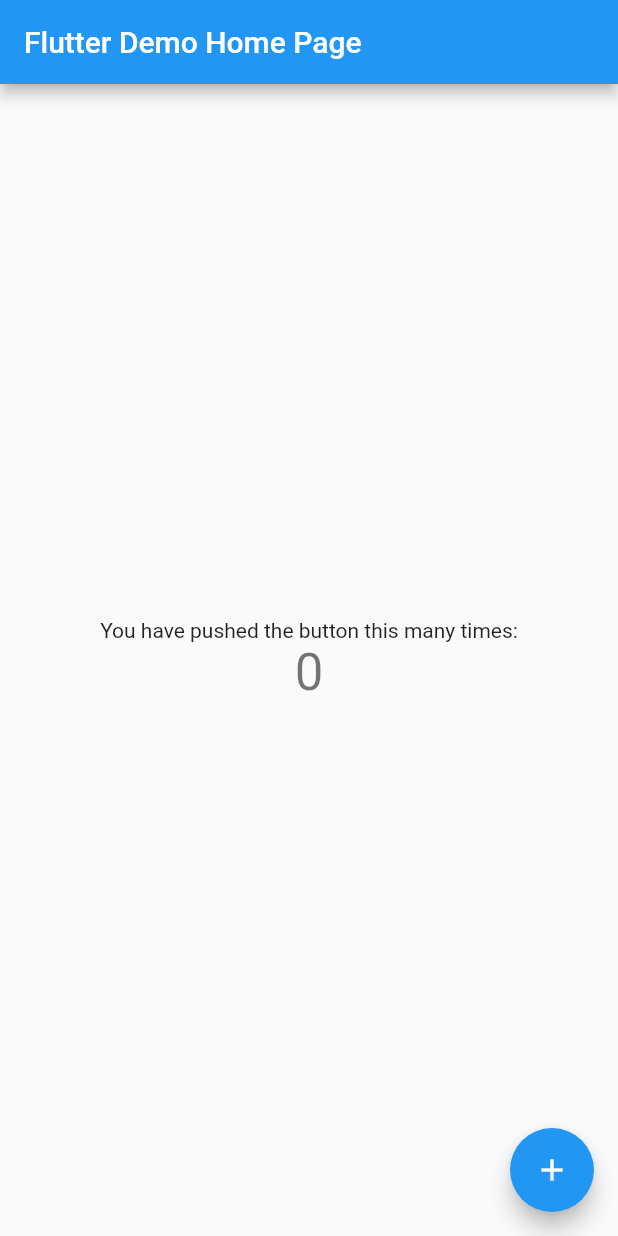
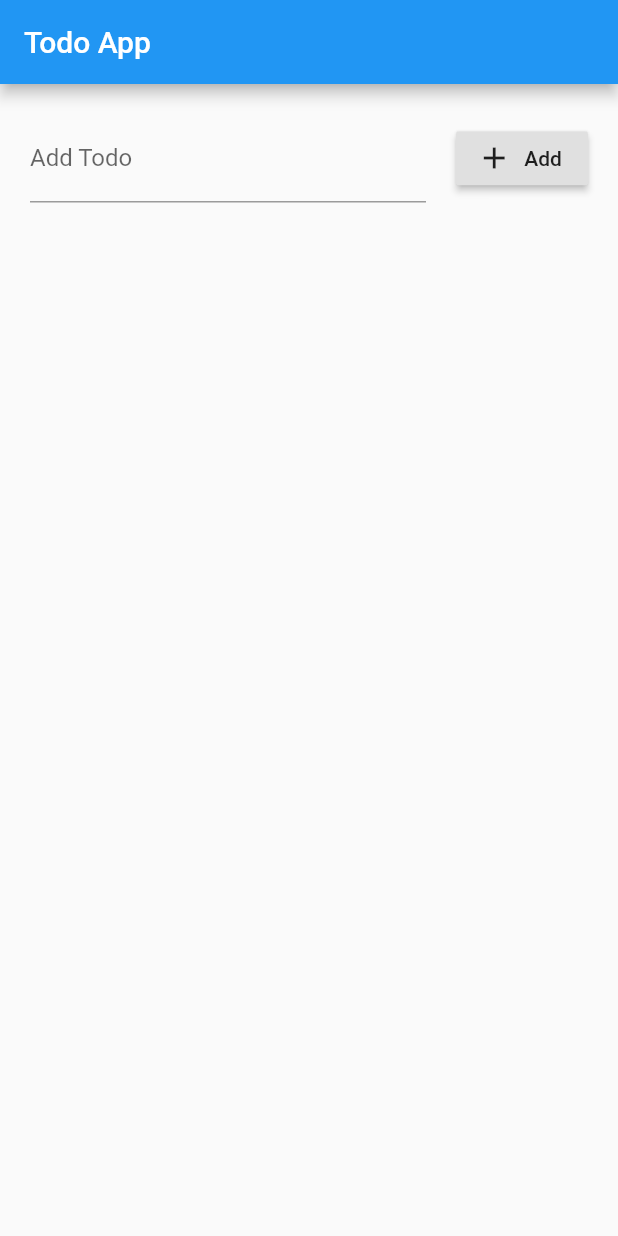
Before and after one commit to huubao2309/demo_sqflite_flutter, a Flutter app: the screen it shows after launch, on a phone screen of 412 x 824 dp. Run offline on Flutter 3.47's test engine with Material 2 defaults, Android fonts, the phone set to English and light mode, and no system bars; our stand-ins replace sqflite; accounts and stored records are empty.

Commit message:
demo sqflite (don't connect db after turn off app)

```diff
--- /dev/null
+++ b/demo_sqflite/lib/base/base_bloc.dart
@@ -0,0 +1,28 @@
+import 'dart:async';
+
+import 'package:demo_sqflite/base/base_event.dart';
+import 'package:flutter/cupertino.dart';
+
+abstract class BaseBloc {
+  StreamController<BaseEvent> _eventStreamController =
+      StreamController<BaseEvent>();
+
+  Sink<BaseEvent> get event => _eventStreamController.sink;
+
+  BaseBloc() {
+    _eventStreamController.stream.listen((event) {
+      if (event is! BaseEvent) {
+        throw Exception('Do not be event!');
+      }
+
+      dispatchEvent(event);
+    });
+  }
+
+  void dispatchEvent(BaseEvent event) {}
+
+  @mustCallSuper
+  void dispose() {
+    _eventStreamController.close();
+  }
+}
--- /dev/null
+++ b/demo_sqflite/lib/base/base_event.dart
@@ -0,0 +1 @@
+class BaseEvent {}
--- /dev/null
+++ b/demo_sqflite/lib/bloc/todo_bloc.dart
@@ -0,0 +1,70 @@
+import 'dart:async';
+import 'dart:math';
+
+import 'package:demo_sqflite/base/base_bloc.dart';
+import 'package:demo_sqflite/base/base_event.dart';
+import 'package:demo_sqflite/database/todo_table.dart';
+import 'package:demo_sqflite/event/add_todo_event.dart';
+import 'package:demo_sqflite/event/delete_todo_event.dart';
+import 'package:demo_sqflite/model/todo.dart';
+
+class TodoBloc extends BaseBloc {
+  TodoTable _todoTable = TodoTable();
+
+  StreamController<List<Todo>> _todoListStreamController =
+      StreamController<List<Todo>>();
+  Stream<List<Todo>> get todoListStream => _todoListStreamController.stream;
+
+  var _random = Random();
+  List<Todo> _todoListData = List<Todo>();
+
+  _addTodo(Todo todo) async {
+    // insert to DB
+    await _todoTable.insertTodo(todo);
+
+    // add todo to List
+    _todoListData.add(todo);
+
+    // push event
+    _todoListStreamController.sink.add(_todoListData);
+  }
+
+  _deleteTodo(Todo todo) async {
+    // delete to DB
+    await _todoTable.deleteTodo(todo);
+
+    // delete todo to List
+    _todoListData.remove(todo);
+
+    // push event
+    _todoListStreamController.sink.add(_todoListData);
+  }
+
+  initData() async {
+    await _todoTable.selectAllTodo();
+    if (_todoListData == null) {
+      return;
+    }
+
+    _todoListStreamController.sink.add(_todoListData);
+  }
+
+  @override
+  void dispatchEvent(BaseEvent event) {
+    if (event is AddTodoEvent) {
+      Todo todo = Todo.fromData(
+        _random.nextInt(10000),
+        event.content,
+      );
+      _addTodo(todo);
+    } else if (event is DeleteTodoEvent) {
+      _deleteTodo(event.todo);
+    }
+  }
+
+  @override
+  void dispose() {
+    super.dispose();
+    _todoListStreamController.close();
+  }
+}
--- /dev/null
+++ b/demo_sqflite/lib/database/todo_table.dart
@@ -0,0 +1,47 @@
+import 'package:demo_sqflite/database/todo_db.dart';
+import 'package:demo_sqflite/model/todo.dart';
+import 'package:sqflite/sqflite.dart';
+
+class TodoTable {
+  static const TABLE_NAME = 'todo';
+  static const CREATE_TABLE_QUERY = '''
+    CREATE TABLE $TABLE_NAME (
+      id INTEGER PRIMARY KEY,
+      content TEXT
+    );
+  ''';
+
+  static const DROP_TABLE_QUERY = '''
+    DROP TABLE IF EXISTS $TABLE_NAME
+  ''';
+
+  Future<int> insertTodo(Todo todo) {
+    final Database db = TodoDatabase.instance.database;
+    return db.insert(
+      TABLE_NAME,
+      todo.toMap(),
+      conflictAlgorithm: ConflictAlgorithm.replace,
+    );
+  }
+
+  Future<void> deleteTodo(Todo todo) async {
+    final Database db = TodoDatabase.instance.database;
+    await db.delete(
+      TABLE_NAME,
+      where: 'id = ?',
+      whereArgs: [todo.id],
+    );
+  }
+
+  Future<List<Todo>> selectAllTodo() async {
+    final Database db = TodoDatabase.instance.database;
+    final List<Map<String, dynamic>> maps = await db.query('todo');
+
+    return List.generate(maps.length, (index) {
+      return Todo.fromData(
+        maps[index]['id'],
+        maps[index]['content'],
+      );
+    });
+  }
+}
--- /dev/null
+++ b/demo_sqflite/lib/event/add_todo_event.dart
@@ -0,0 +1,6 @@
+import 'package:demo_sqflite/base/base_event.dart';
+
+class AddTodoEvent extends BaseEvent {
+  String content;
+  AddTodoEvent(this.content);
+}
--- /dev/null
+++ b/demo_sqflite/lib/event/delete_todo_event.dart
@@ -0,0 +1,7 @@
+import 'package:demo_sqflite/base/base_event.dart';
+import 'package:demo_sqflite/model/todo.dart';
+
+class DeleteTodoEvent extends BaseEvent {
+  Todo todo;
+  DeleteTodoEvent(this.todo);
+}
--- a/demo_sqflite/lib/main.dart
+++ b/demo_sqflite/lib/main.dart
@@ -1,111 +1,35 @@
+import 'package:demo_sqflite/bloc/todo_bloc.dart';
+import 'package:demo_sqflite/todo/todo_page.dart';
 import 'package:flutter/material.dart';
+import 'package:provider/provider.dart';
 
-void main() => runApp(MyApp());
+import 'database/todo_db.dart';
+
+void main() async {
+  // Init DB
+  WidgetsFlutterBinding.ensureInitialized();
+  await TodoDatabase.instance.init();
+  runApp(MyApp());
+}
 
 class MyApp extends StatelessWidget {
   // This widget is the root of your application.
   @override
   Widget build(BuildContext context) {
     return MaterialApp(
-      title: 'Flutter Demo',
+      title: 'Demo SqfLite',
       theme: ThemeData(
-        // This is the theme of your application.
-        //
-        // Try running your application with "flutter run". You'll see the
-        // application has a blue toolbar. Then, without quitting the app, try
-        // changing the primarySwatch below to Colors.green and then invoke
-        // "hot reload" (press "r" in the console where you ran "flutter run",
-        // or simply save your changes to "hot reload" in a Flutter IDE).
-        // Notice that the counter didn't reset back to zero; the application
-        // is not restarted.
         primarySwatch: Colors.blue,
       ),
-      home: MyHomePage(title: 'Flutter Demo Home Page'),
+      home: Scaffold(
+        appBar: AppBar(
+          title: Text('Todo App'),
+        ),
+        body: Provider<TodoBloc>.value(
+          value: TodoBloc(),
+          child: TodoPage(),
+        ),
+      ),
     );
   }
 }
-
-class MyHomePage extends StatefulWidget {
-  MyHomePage({Key key, this.title}) : super(key: key);
-
-  // This widget is the home page of your application. It is stateful, meaning
-  // that it has a State object (defined below) that contains fields that affect
-  // how it looks.
-
-  // This class is the configuration for the state. It holds the values (in this
-  // case the title) provided by the parent (in this case the App widget) and
-  // used by the build method of the State. Fields in a Widget subclass are
-  // always marked "final".
-
-  final String title;
-
-  @override
-  _MyHomePageState createState() => _MyHomePageState();
-}
-
-class _MyHomePageState extends State<MyHomePage> {
-  int _counter = 0;
-
-  void _incrementCounter() {
-    setState(() {
-      // This call to setState tells the Flutter framework that something has
-      // changed in this State, which causes it to rerun the build method below
-      // so that the display can reflect the updated values. If we changed
-      // _counter without calling setState(), then the build method would not be
-      // called again, and so nothing would appear to happen.
-      _counter++;
-    });
-  }
-
-  @override
-  Widget build(BuildContext context) {
-    // This method is rerun every time setState is called, for instance as done
-    // by the _incrementCounter method above.
-    //
-    // The Flutter framework has been optimized to make rerunning build methods
-    // fast, so that you can just rebuild anything that needs updating rather
-    // than having to individually change instances of widgets.
-    return Scaffold(
-      appBar: AppBar(
-        // Here we take the value from the MyHomePage object that was created by
-        // the App.build method, and use it to set our appbar title.
-        title: Text(widget.title),
-      ),
-      body: Center(
-        // Center is a layout widget. It takes a single child and positions it
-        // in the middle of the parent.
-        child: Column(
-          // Column is also a layout widget. It takes a list of children and
-          // arranges them vertically. By default, it sizes itself to fit its
-          // children horizontally, and tries to be as tall as its parent.
-          //
-          // Invoke "debug painting" (press "p" in the console, choose the
-          // "Toggle Debug Paint" action from the Flutter Inspector in Android
-          // Studio, or the "Toggle Debug Paint" command in Visual Studio Code)
-          // to see the wireframe for each widget.
-          //
-          // Column has various properties to control how it sizes itself and
-          // how it positions its children. Here we use mainAxisAlignment to
-          // center the children vertically; the main axis here is the vertical
-          // axis because Columns are vertical (the cross axis would be
-          // horizontal).
-          mainAxisAlignment: MainAxisAlignment.center,
-          children: <Widget>[
-            Text(
-              'You have pushed the button this many times:',
-            ),
-            Text(
-              '$_counter',
-              style: Theme.of(context).textTheme.display1,
-            ),
-          ],
-        ),
-      ),
-      floatingActionButton: FloatingActionButton(
-        onPressed: _incrementCounter,
-        tooltip: 'Increment',
-        child: Icon(Icons.add),
-      ), // This trailing comma makes auto-formatting nicer for build methods.
-    );
-  }
-}
--- /dev/null
+++ b/demo_sqflite/lib/model/todo.dart
@@ -0,0 +1,28 @@
+class Todo {
+  int _id;
+  String _content;
+
+  Todo.fromData(id, content) {
+    _id = id;
+    _content = content;
+  }
+
+  int get id => _id;
+
+  set id(int value) {
+    _id = value;
+  }
+
+  String get content => _content;
+
+  set content(String value) {
+    _content = value;
+  }
+
+  Map<String, dynamic> toMap() {
+    return {
+      'id': _id,
+      'content': _content,
+    };
+  }
+}
--- /dev/null
+++ b/demo_sqflite/lib/todo/todo_header.dart
@@ -0,0 +1,35 @@
+import 'package:demo_sqflite/bloc/todo_bloc.dart';
+import 'package:demo_sqflite/event/add_todo_event.dart';
+import 'package:flutter/material.dart';
+import 'package:provider/provider.dart';
+
+class TodoHeader extends StatelessWidget {
+  @override
+  Widget build(BuildContext context) {
+    var txtTodoController = TextEditingController();
+    var bloc = Provider.of<TodoBloc>(context);
+    return Row(
+      children: <Widget>[
+        Expanded(
+          child: TextFormField(
+            controller: txtTodoController,
+            decoration: InputDecoration(
+              labelText: 'Add Todo',
+              hintText: 'Input Text...',
+            ),
+          ),
+        ),
+        SizedBox(
+          width: 20,
+        ),
+        RaisedButton.icon(
+          onPressed: () {
+            bloc.event.add(AddTodoEvent(txtTodoController.text));
+          },
+          icon: Icon(Icons.add),
+          label: Text('Add'),
+        ),
+      ],
+    );
+  }
+}
--- /dev/null
+++ b/demo_sqflite/lib/todo/todo_list.dart
@@ -0,0 +1,77 @@
+import 'package:demo_sqflite/bloc/todo_bloc.dart';
+import 'package:demo_sqflite/event/delete_todo_event.dart';
+import 'package:demo_sqflite/model/todo.dart';
+import 'package:flutter/material.dart';
+import 'package:provider/provider.dart';
+
+class TodoList extends StatefulWidget {
+  @override
+  _TodoListState createState() => _TodoListState();
+}
+
+class _TodoListState extends State<TodoList> {
+  @override
+  void didChangeDependencies() {
+    super.didChangeDependencies();
+
+    // Get value of Bloc
+    var bloc = Provider.of<TodoBloc>(context);
+    bloc.initData();
+  }
+
+  @override
+  Widget build(BuildContext context) {
+    return Consumer<TodoBloc>(
+      builder: (context, bloc, child) => StreamBuilder<List<Todo>>(
+          stream: bloc.todoListStream,
+          builder: (context, snapshot) {
+            switch (snapshot.connectionState) {
+              case ConnectionState.active:
+                return ListView.builder(
+                  itemCount: snapshot.data.length,
+                  itemBuilder: (context, index) {
+                    return ListTile(
+                      title: Text(
+                        snapshot.data[index].content,
+                        style: TextStyle(
+                          fontSize: 14,
+                        ),
+                      ),
+                      trailing: GestureDetector(
+                        onTap: () {
+                          // Delete Todo record
+                          bloc.event.add(DeleteTodoEvent(snapshot.data[index]));
+                        },
+                        child: Icon(
+                          Icons.delete,
+                          color: Colors.red[400],
+                        ),
+                      ),
+                    );
+                  },
+                );
+              case ConnectionState.waiting:
+                return Center(
+                  child: Container(
+                    width: 70,
+                    height: 70,
+                    child: Text(
+                      'Empty',
+                      style: TextStyle(fontSize: 20),
+                    ),
+                  ),
+                );
+              case ConnectionState.none:
+              default:
+                return Center(
+                  child: Container(
+                    width: 70,
+                    height: 70,
+                    child: CircularProgressIndicator(),
+                  ),
+                );
+            }
+          }),
+    );
+  }
+}
--- /dev/null
+++ b/demo_sqflite/lib/todo/todo_page.dart
@@ -0,0 +1,20 @@
+import 'package:demo_sqflite/todo/todo_header.dart';
+import 'package:demo_sqflite/todo/todo_list.dart';
+import 'package:flutter/material.dart';
+
+class TodoPage extends StatelessWidget {
+  @override
+  Widget build(BuildContext context) {
+    return Container(
+      padding: EdgeInsets.all(20),
+      child: Column(
+        children: <Widget>[
+          TodoHeader(),
+          Expanded(
+            child: TodoList(),
+          ),
+        ],
+      ),
+    );
+  }
+}
--- a/demo_sqflite/pubspec.yaml
+++ b/demo_sqflite/pubspec.yaml
@@ -23,7 +23,9 @@ dependencies:
   # The following adds the Cupertino Icons font to your application.
   # Use with the CupertinoIcons class for iOS style icons.
   cupertino_icons: ^0.1.2
+  provider: ^4.0.4
   sqflite: ^1.2.1
+  path: ^1.6.4
 
 dev_dependencies:
   flutter_test:
```
Also changed, not shown: demo_sqflite/lib/database/todo_db.dart (added, +31 -0 lines).
